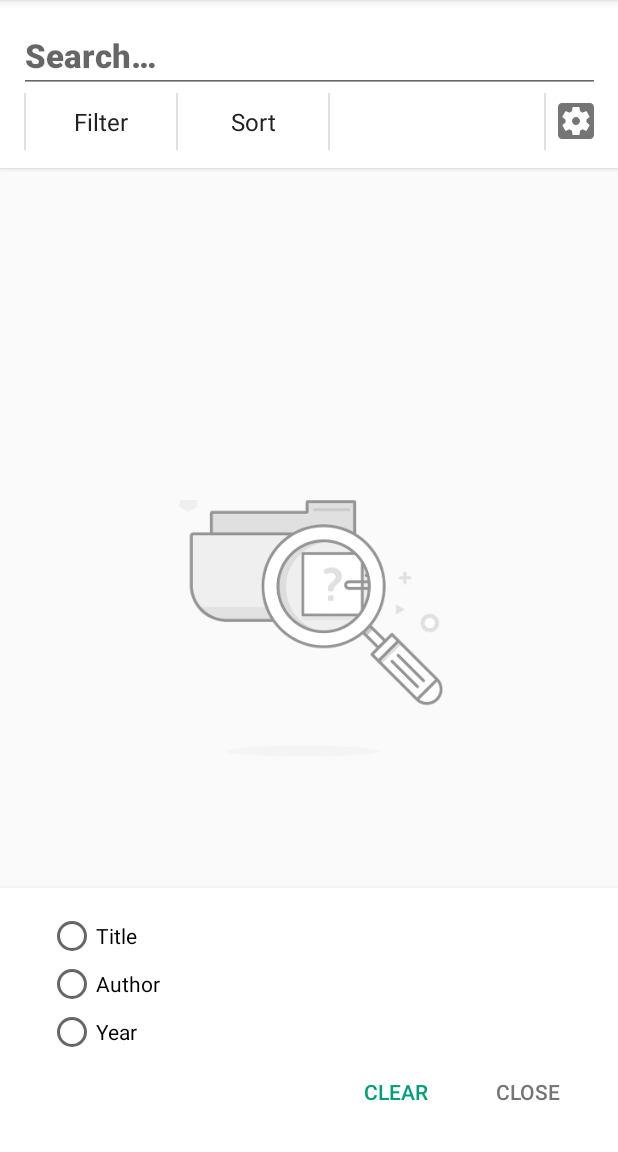
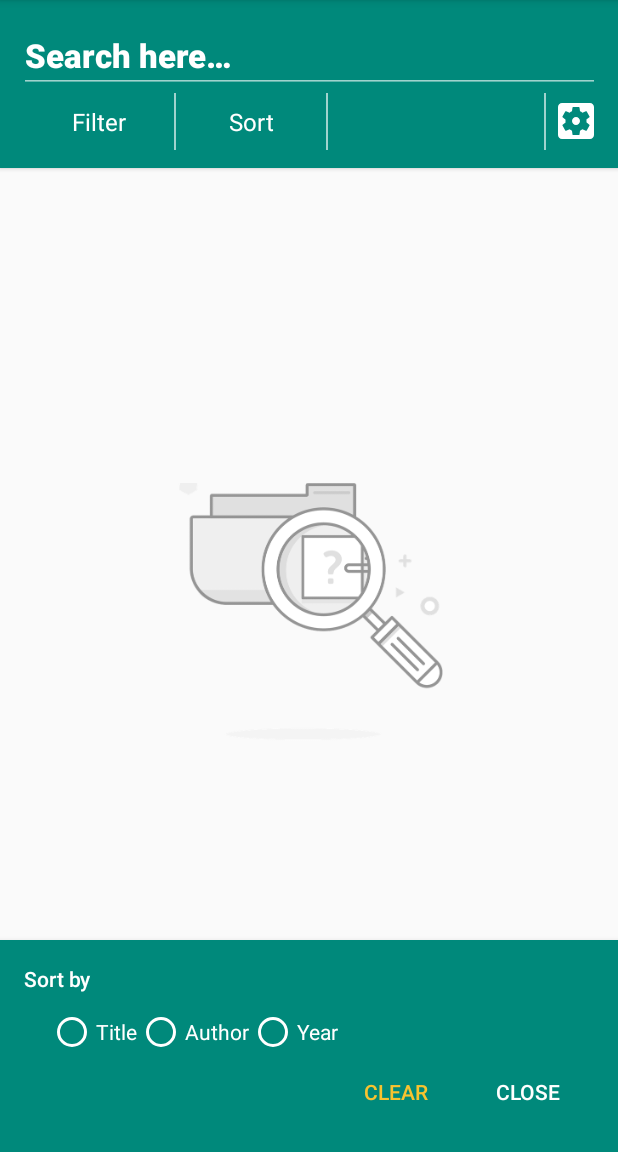
Before and after one commit to jmodrako/SongApp, an Android app: the screen it shows after launch (SearchActivity), after a tap on "Sort", on a phone screen of 412 x 824 dp, the part 84-1236 px from its top. Run offline under Robolectric (Android 15) with nearby library versions, the phone set to English and light mode, and no system bars; our stand-ins replace RxJava, data binding; libraries missing offline, so code that uses them is left out: com.jakewharton.rxbinding2, com.jakewharton.threetenabp; 3 statements that could not run were skipped; 1 other tap on this screen came first.

Commit message:
New colors.

```diff
--- a/app/src/main/kotlin/com/tooploox/songapp/search/SearchActivity.kt
+++ b/app/src/main/kotlin/com/tooploox/songapp/search/SearchActivity.kt
@@ -1,10 +1,12 @@
 package com.tooploox.songapp.search
 
 import android.annotation.SuppressLint
+import android.content.res.ColorStateList
 import android.os.Bundle
 import android.support.design.widget.BottomSheetBehavior
 import android.support.v4.content.ContextCompat
 import android.support.v7.app.AppCompatActivity
+import android.support.v7.widget.AppCompatRadioButton
 import android.support.v7.widget.RecyclerView
 import android.view.MotionEvent
 import android.view.inputmethod.EditorInfo
@@ -119,6 +121,7 @@ class SearchActivity : AppCompatActivity(), SearchView {
         listAdapter.clearCurrentData()
 
         if (results.isEmpty()) {
+            showResultCountLabel(0)
             showEmptyLayoutWithMessage(getString(R.string.cant_find_song))
         } else {
             createFilters(results)
@@ -140,7 +143,10 @@ class SearchActivity : AppCompatActivity(), SearchView {
     }
 
     private fun showResultCountLabel(count: Int) {
-        binding.searchResultCount.text = getString(R.string.search_result_count, count)
+        binding.searchResultCount.text = when (count) {
+            0 -> getString(R.string.no_search_result)
+            else -> getString(R.string.search_result_count, count)
+        }
     }
 
     private fun setupLoadingIndicator() {
@@ -190,8 +196,12 @@ class SearchActivity : AppCompatActivity(), SearchView {
         SortBy.values()
             .filter(SortBy::visible)
             .forEach {
-                val radioBtn = RadioButton(this).apply {
+                val radioBtn = AppCompatRadioButton(this).apply {
                     text = it.name.toLowerCase().capitalize()
+                    val color = ContextCompat.getColor(context, R.color.primary_text_white)
+                    setTextColor(color)
+                    buttonTintList = ColorStateList.valueOf(color)
+
                     click {
                         searchState.updateSortBy(it)
                         refreshListFromSortBy()
@@ -269,7 +279,7 @@ class SearchActivity : AppCompatActivity(), SearchView {
 
     private fun activateLabel(label: TextView, enable: Boolean) =
         label.run {
-            setTextColor(ContextCompat.getColor(context, if (enable) R.color.red else R.color.primary_text))
+            setTextColor(ContextCompat.getColor(context, if (enable) R.color.accent else R.color.primary_text_white))
             bold(enable)
         }
 
@@ -278,8 +288,8 @@ class SearchActivity : AppCompatActivity(), SearchView {
      */
     private fun createSearchPresenter() =
         SearchPresenter(mapOf(
-            DataSource.Type.LOCAL to LocalDataSource(AssetsProvider(this)),
-            DataSource.Type.REMOTE to RemoteDataSource()))
+            DataSource.Type.REMOTE to RemoteDataSource(),
+            DataSource.Type.LOCAL to LocalDataSource(AssetsProvider(this))))
 
     private fun hideEmptyLayout() {
         binding.recyclerView.visible()
@@ -330,8 +340,11 @@ class SearchActivity : AppCompatActivity(), SearchView {
         })
 
         values.forEach {
-            val radioBtn = RadioButton(this).apply {
+            val radioBtn = AppCompatRadioButton(this).apply {
                 text = it.name.toLowerCase().capitalize()
+                val color = ContextCompat.getColor(context, R.color.primary_text_white)
+                setTextColor(color)
+                buttonTintList = ColorStateList.valueOf(color)
 
                 if (it.default) {
                     searchState.updateDataSource(it)
--- a/app/src/main/res/color/search_filter_sort_label_text_color_selector.xml
+++ b/app/src/main/res/color/search_filter_sort_label_text_color_selector.xml
@@ -1,5 +1,5 @@
 <?xml version="1.0" encoding="utf-8"?>
 <selector xmlns:android="http://schemas.android.com/apk/res/android">
-    <item android:state_enabled="false" android:color="@color/secondary_text" />
-    <item android:color="@color/primary_text" />
+    <item android:state_enabled="false" android:color="@android:color/white" />
+    <item android:color="@color/accent" />
 </selector>
--- /dev/null
+++ b/app/src/main/res/drawable/divider.xml
@@ -0,0 +1,7 @@
+<?xml version="1.0" encoding="utf-8"?>
+<shape xmlns:android="http://schemas.android.com/apk/res/android">
+
+    <size android:width="1dip" />
+    <solid android:color="@color/divider" />
+
+</shape>
--- a/app/src/main/res/drawable/ic_clear.xml
+++ b/app/src/main/res/drawable/ic_clear.xml
@@ -6,7 +6,7 @@
         android:viewportHeight="24">
 
     <path
-        android:fillColor="@color/divider"
+        android:fillColor="@color/primary_text_white"
         android:pathData="M19 6.41L17.59 5 12 10.59 6.41 5 5 6.41 10.59 12 5 17.59 6.41 19 12 13.41 17.59
 19 19 17.59 13.41 12z" />
     <path
--- a/app/src/main/res/drawable/thumb.xml
+++ b/app/src/main/res/drawable/thumb.xml
@@ -11,6 +11,6 @@
         android:paddingLeft="22dp"
         android:paddingRight="22dp" />
 
-    <solid android:color="@color/primary_dark" />
+    <solid android:color="@color/accent" />
 
 </shape>
--- a/app/src/main/res/layout/activity_search.xml
+++ b/app/src/main/res/layout/activity_search.xml
@@ -1,17 +1,18 @@
 <?xml version="1.0" encoding="utf-8"?>
 <layout xmlns:tools="http://schemas.android.com/tools">
 
-    <LinearLayout xmlns:android="http://schemas.android.com/apk/res/android"
-                  xmlns:app="http://schemas.android.com/apk/res-auto"
-                  android:id="@+id/search_root"
-                  android:layout_width="match_parent"
-                  android:layout_height="match_parent"
-                  android:orientation="vertical">
+    <LinearLayout
+        xmlns:android="http://schemas.android.com/apk/res/android"
+        xmlns:app="http://schemas.android.com/apk/res-auto"
+        android:id="@+id/search_root"
+        android:layout_width="match_parent"
+        android:layout_height="match_parent"
+        android:orientation="vertical">
 
         <LinearLayout
             android:layout_width="match_parent"
             android:layout_height="wrap_content"
-            android:background="@android:color/white"
+            android:background="@color/primary_dark"
             android:elevation="2dp"
             android:gravity="center_vertical"
             android:orientation="vertical"
@@ -37,13 +38,16 @@
                         android:id="@+id/search_input"
                         android:layout_width="match_parent"
                         android:layout_height="wrap_content"
-                        android:focusedByDefault="false"
                         android:fontFamily="sans-serif-black"
                         android:hint="@string/search_hint"
+                        android:textColorHint="@color/primary_text_white"
+                        android:textColor="@color/primary_text_white"
                         android:imeOptions="actionSearch"
                         android:inputType="text"
+                        android:backgroundTint="@color/divider"
                         android:paddingEnd="44dp"
-                        android:textSize="22sp" />
+                        android:textSize="22sp"
+                        tools:ignore="RtlSymmetry" />
 
                     <ImageView
                         android:id="@+id/clear_search_input"
@@ -52,6 +56,7 @@
                         android:layout_gravity="end|center_vertical"
                         android:background="?attr/selectableItemBackground"
                         android:clickable="true"
+                        android:tint="@color/accent"
                         android:contentDescription="@null"
                         android:padding="8dp"
                         android:src="@drawable/ic_clear"
@@ -63,11 +68,12 @@
             <LinearLayout
                 android:layout_width="match_parent"
                 android:layout_height="wrap_content"
-                android:divider="?android:attr/dividerVertical"
+                android:divider="@drawable/divider"
                 android:gravity="center_vertical"
                 android:orientation="horizontal"
                 android:paddingStart="4dp"
-                android:showDividers="middle|beginning">
+                android:showDividers="middle"
+                tools:ignore="RtlSymmetry">
 
                 <TextView
                     android:id="@+id/filter"
@@ -80,7 +86,7 @@
                     android:gravity="center"
                     android:padding="8dp"
                     android:text="@string/filter"
-                    android:textColor="@color/search_filter_sort_label_text_color_selector"
+                    android:textColor="@color/primary_text_white"
                     android:textSize="16sp" />
 
                 <TextView
@@ -94,7 +100,7 @@
                     android:gravity="center"
                     android:padding="8dp"
                     android:text="@string/sort"
-                    android:textColor="@color/search_filter_sort_label_text_color_selector"
+                    android:textColor="@color/primary_text_white"
                     android:textSize="16sp" />
 
                 <TextView
@@ -104,7 +110,7 @@
                     android:layout_weight="1"
                     android:gravity="center"
                     android:text=""
-                    android:textColor="@color/secondary_text"
+                    android:textColor="@color/secondary_text_white"
                     android:textSize="14sp"
                     android:textStyle="italic" />
 
@@ -117,7 +123,7 @@
                     android:background="?attr/selectableItemBackground"
                     android:contentDescription="@null"
                     android:src="@drawable/ic_settings"
-                    android:tint="@color/secondary_text" />
+                    android:tint="@color/primary_text_white" />
 
             </LinearLayout>
         </LinearLayout>
--- a/app/src/main/res/layout/empty_list.xml
+++ b/app/src/main/res/layout/empty_list.xml
@@ -8,7 +8,8 @@
             type="String" />
     </data>
 
-    <LinearLayout xmlns:android="http://schemas.android.com/apk/res/android"
+    <LinearLayout
+        xmlns:android="http://schemas.android.com/apk/res/android"
         android:layout_width="wrap_content"
         android:layout_height="wrap_content"
         android:layout_gravity="center"
@@ -30,6 +31,7 @@
             android:fontFamily="sans-serif-condensed"
             android:gravity="center"
             android:paddingEnd="12dp"
+            android:lines="2"
             android:paddingStart="12dp"
             android:text="@{message}"
             android:textColor="@color/secondary_text"
--- a/app/src/main/res/layout/layout_sort.xml
+++ b/app/src/main/res/layout/layout_sort.xml
@@ -8,7 +8,7 @@
         android:id="@+id/bottom_sheet"
         android:layout_width="match_parent"
         android:layout_height="wrap_content"
-        android:background="@android:color/white"
+        android:background="@color/primary_dark"
         android:elevation="6dp"
         android:gravity="center_vertical"
         android:orientation="vertical"
@@ -18,14 +18,12 @@
         tools:showIn="@layout/activity_search">
 
         <TextView
-            android:visibility="gone"
             android:layout_width="wrap_content"
             android:layout_height="wrap_content"
-            android:layout_marginBottom="12dp"
+            android:text="@string/sort_by"
+            android:layout_marginBottom="4dp"
             android:fontFamily="sans-serif-medium"
-            android:paddingStart="?android:attr/listPreferredItemPaddingStart"
-            android:text="Sort by:"
-            android:textColor="@color/secondary_text"
+            android:textColor="@color/primary_text_white"
             android:textSize="14sp" />
 
         <RadioGroup
@@ -33,6 +31,8 @@
             android:layout_width="match_parent"
             android:layout_height="wrap_content"
             android:layout_gravity="start"
+            android:layout_marginTop="6dp"
+            android:orientation="horizontal"
             android:layout_marginStart="16dp" />
 
         <LinearLayout
@@ -47,7 +47,7 @@
                 android:layout_width="wrap_content"
                 android:layout_height="wrap_content"
                 android:text="@string/clear"
-                android:textColor="@color/primary_dark" />
+                android:textColor="@color/accent" />
 
             <Button
                 android:id="@+id/sort_close"
@@ -55,7 +55,7 @@
                 android:layout_width="wrap_content"
                 android:layout_height="wrap_content"
                 android:text="@string/close"
-                android:textColor="@color/secondary_text" />
+                android:textColor="@color/primary_text_white" />
         </LinearLayout>
     </LinearLayout>
 </layout>
--- a/app/src/main/res/values/colors.xml
+++ b/app/src/main/res/values/colors.xml
@@ -1,12 +1,15 @@
 <?xml version="1.0" encoding="utf-8"?>
 <resources>
     <color name="primary">#35A785</color>
-    <color name="primary_dark">#009E7B</color>
+    <color name="primary_dark">#00897b</color>
     <color name="primary_light">#2CA588</color>
     <color name="accent">#F8C32F</color>
     <color name="primary_text">#212121</color>
     <color name="secondary_text">#757575</color>
     <color name="icons">#FFFFFF</color>
-    <color name="divider">#BDBDBD</color>
+    <color name="divider">#A0ffffff</color>
     <color name="red">#DA4D61</color>
+
+    <color name="primary_text_white">#ffffff</color>
+    <color name="secondary_text_white">#dcdcdc</color>
 </resources>
--- a/app/src/main/res/values/strings.xml
+++ b/app/src/main/res/values/strings.xml
@@ -1,15 +1,19 @@
 <resources>
     <string name="app_name">SongApp</string>
-    <string name="search_hint">Search…</string>
+    <string name="search_hint">Search here…</string>
     <string name="data_source">Data source</string>
     <string name="cant_find_song">We can\'t find any song.</string>
     <string name="something_went_wrong">Something went wrong…</string>
     <string name="type_query_to_find_song">Type query and results\nwill be listed here.</string>
     <string name="search_result_count">Found %1$d songs</string>
-    <string name="author_info">Created by Jacek Modrakowski\nTooploox.com, 2017</string>
+    <string name="no_search_result">No songs</string>
+    <string name="author_info">Handcrafted with care by Jacek Modrakowski\nfor Tooploox.com, 2017</string>
     <string name="sort">Sort</string>
+    <string name="sort_by">Sort by</string>
     <string name="filter">Filter</string>
     <string name="close">Close</string>
     <string name="clear">Clear</string>
     <string name="all">All</string>
+    <string name="genre">Genre filter</string>
+    <string name="artist">Artist filter</string>
 </resources>
```
Also changed, not shown: app/src/main/kotlin/com/tooploox/songapp/common/SpinnerUtils.kt (+10 -1 lines), app/src/main/res/layout/layout_filter.xml (+9 -5 lines), app/src/main/res/layout/layout_settings.xml (+4 -4 lines), app/src/main/res/layout/layout_spinner_with_label.xml (+7 -4 lines).
